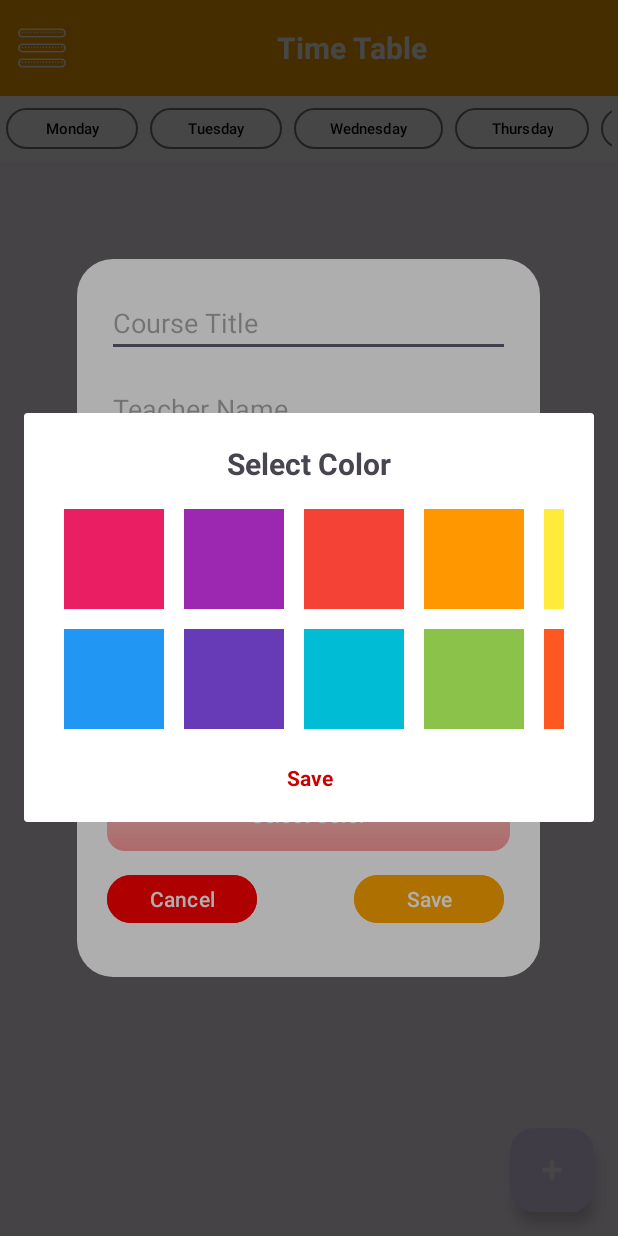
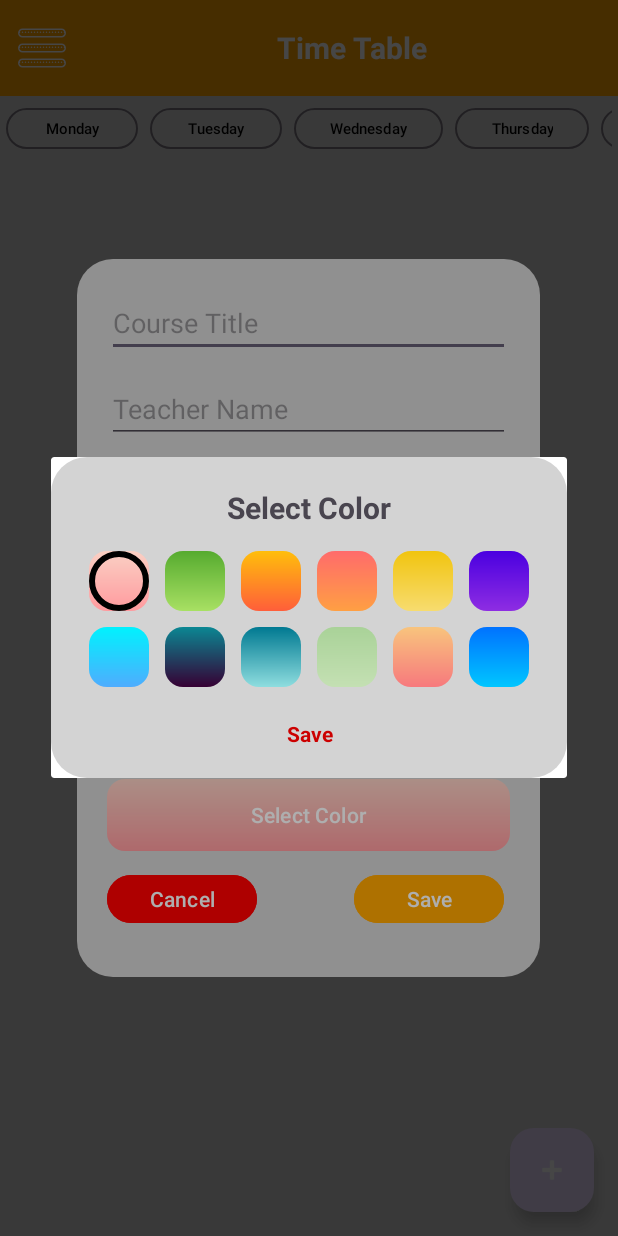
Before and after one commit to Nguyen-Thanh-Tri/android-manage-class-schedule, an Android app: the fragment AddCourseDialog placed in its activity, after a tap on "Select Color", on a phone screen of 412 x 824 dp. Run offline under Robolectric (Android 15) with nearby library versions, the light colour scheme and no system bars; our stand-ins replace Room's generated code.

Commit message:
More complete color selection
Button_color will changer to color_select

```diff
--- a/app/src/main/java/com/mtp/shedule/AddCourseDialog.java
+++ b/app/src/main/java/com/mtp/shedule/AddCourseDialog.java
@@ -1,11 +1,12 @@
 package com.mtp.shedule;
+
+import static com.mtp.shedule.SelectColorDialog.COLOR_MAPPING_DRAWABLE;
 
 import androidx.annotation.NonNull;
 import androidx.annotation.Nullable;
 import androidx.fragment.app.DialogFragment;
 
 import android.app.TimePickerDialog;
-import android.content.res.ColorStateList;
 import android.graphics.Color;
 import android.graphics.drawable.ColorDrawable;
 import android.os.Bundle;
@@ -34,8 +35,7 @@ public class AddCourseDialog extends DialogFragment {
     Button btnSave, btnCancel, btnSelectColor;
     private ConnDatabase db;
 
-    private int selectedColor = Color.parseColor("#4285F4");
-    private int selectedColorId = R.drawable.gradient_bg_red;
+    private int selectedColorIndex = 0; // Mặc định là Index 0 (Red)
 
     @Nullable
     @Override
@@ -72,20 +72,18 @@ public class AddCourseDialog extends DialogFragment {
 
 
         // Cập nhật màu nút ngay lần đầu mở dialog
-        btnSelectColor.setBackgroundResource(selectedColorId);
+        btnSelectColor.setBackgroundResource(COLOR_MAPPING_DRAWABLE[selectedColorIndex]);
 
         btnSelectColor.setOnClickListener(v ->{
             SelectColorDialog dialog = new SelectColorDialog();
 
             // Truyền mã màu INT để SelectColorDialog đánh dấu ô màu đúng
-            dialog.setSelectedColor(selectedColor);
+            dialog.setSelectedColorIndex(selectedColorIndex);
 
-            dialog.setOnColorSelectedListener(drawableResId -> {
-                // Cập nhật Drawable ID
-                selectedColorId = drawableResId;
+            dialog.setOnColorSelectedListener(colorIndex -> {
 
-                // Cập nhật màu nút (Nếu gradient, dùng setBackgroundResource)
-                btnSelectColor.setBackgroundResource(selectedColorId);
+                selectedColorIndex = colorIndex;
+                btnSelectColor.setBackgroundResource(COLOR_MAPPING_DRAWABLE[selectedColorIndex]);
 
                 // Lưu ý: Nếu bạn cần cập nhật selectedColor INT để mở Dialog lại đúng màu,
                 // bạn cần thêm logic ánh xạ ngược từ Drawable ID sang Color INT ở đây.
@@ -118,7 +116,7 @@ public class AddCourseDialog extends DialogFragment {
         CourseEntity course = new CourseEntity(title, teacher, room, start, end, day);
 
         // 4. LƯU ID DRAWABLE VÀO ENTITY (Sử dụng phương thức setter mới)
-        course.setColor(selectedColorId);
+        course.setColor(selectedColorIndex);
 
         new Thread(() -> {
             db.courseDao().insert(course);
--- a/app/src/main/java/com/mtp/shedule/SelectColorDialog.java
+++ b/app/src/main/java/com/mtp/shedule/SelectColorDialog.java
@@ -15,43 +15,37 @@ import androidx.fragment.app.DialogFragment;
 
 import com.mtp.shedule.R;
 
+import java.util.Objects;
+
 public class SelectColorDialog extends DialogFragment {
-    private int selectedColor = Color.WHITE;
     private OnColorSelectedListener listener;
     private View lastSelectedView = null;
-
+    private int selectedColorIndex = 0; // Index mặc định là 0 (Red)
     public interface OnColorSelectedListener {
-        void onColorSelected(int color);
+        void onColorSelected(int drawableId);
     }
 
     public void setOnColorSelectedListener(OnColorSelectedListener listener) {
         this.listener = listener;
     }
+    public void setSelectedColorIndex(int index) {
+        this.selectedColorIndex = index;
+    }
+    public static final int[] COLOR_MAPPING_DRAWABLE = {
+            R.drawable.gradient_bg_red,  // Ánh xạ màu #E91E63
+            R.drawable.gradient_bg_green, // Ánh xạ màu #4CAF50
+            R.drawable.gradient_bg_redorange,   // Ánh xạ màu #F44336
+            R.drawable.gradient_bg_orange, // Ánh xạ màu #FF9800
+            R.drawable.gradient_bg_yellow, // Ánh xạ màu #FFEB3B
+            R.drawable.gradient_bg_purple, // Ánh xạ màu #9C27B0
+            R.drawable.gradient_bg_blue,   // Ánh xạ màu #2196F3
+            R.drawable.gradient_bg_deeppurple, // Ánh xạ màu #673AB7
+            R.drawable.gradient_bg_cyan,   // Ánh xạ màu #00BCD4
+            R.drawable.gradient_bg_lightgreen, // Ánh xạ màu #8BC34A
+            R.drawable.gradient_bg_deeporange, // Ánh xạ màu #FF5722
+            R.drawable.gradient_bg_teal    // Ánh xạ màu #009688
+    };
 
-    public void setSelectedColor(int color) {
-        this.selectedColor = color;
-    }
-    private int selectedColorId = R.drawable.gradient_bg_red; // Default
-    private static int[] colors = {
-            Color.parseColor("#E91E63"), // Index 0: Red
-            Color.parseColor("#9C27B0"), // Index 1: Purple
-            Color.parseColor("#F44336"), // Index 2: Red-Orange
-            Color.parseColor("#FF9800"), // Index 3: Orange
-            Color.parseColor("#FFEB3B"), // Index 4: Yellow
-            Color.parseColor("#4CAF50"), // Index 5: Green
-            Color.parseColor("#2196F3"), // Index 6: Blue
-            Color.parseColor("#673AB7"), // Index 7: Deep Purple
-            Color.parseColor("#00BCD4"), // Index 8: Cyan
-            Color.parseColor("#8BC34A"), // Index 9: Light Green
-            Color.parseColor("#FF5722"), // Index 10: Deep Orange
-            Color.parseColor("#009688")  // Index 11: Teal
-    };
-    private static final int[] COLOR_MAPPING_DRAWABLE = {
-            R.drawable.gradient_bg_red,  // Ánh xạ màu #E91E63
-            R.drawable.gradient_bg_green, // Ánh xạ màu #9C27B0
-            R.drawable.gradient_bg_blue,   // Ánh xạ màu #F44336
-
-    };
     @Nullable
     @Override
     public View onCreateView(@NonNull LayoutInflater inflater, @Nullable ViewGroup container,
@@ -61,24 +55,28 @@ public class SelectColorDialog extends DialogFragment {
         GridLayout grid = view.findViewById(R.id.gridColors);
         TextView btnSave = view.findViewById(R.id.btnSave);
 
-
-
-        for (int color : colors) {
-            final int currentColor = color;
+        // Lặp qua mảng GRADIENT DRAWABLE IDs
+        for (int i = 0; i < COLOR_MAPPING_DRAWABLE.length; i++) {
+            final int currentIndex = i; // Index hiện tại
+            final int currentDrawableId = COLOR_MAPPING_DRAWABLE[i]; // Lấy Drawable ID tương ứng
 
             View colorView = new View(getContext());
             GridLayout.LayoutParams params = new GridLayout.LayoutParams();
-            params.width = 100;
-            params.height = 100;
-            params.setMargins(10, 10, 10, 10);
+
+            params.columnSpec = GridLayout.spec(i % 6);
+            params.width = (int) (getResources().getDisplayMetrics().density * 40); // khoảng 40dp
+            params.height = (int) (getResources().getDisplayMetrics().density * 40); // khoảng 40dp
+            params.setMargins(8, 8, 8, 8); // Khoảng cách giữa các ô màu
 
             colorView.setLayoutParams(params);
-            colorView.setBackgroundColor(currentColor);
-            colorView.setClickable(true);
 
-            // Đánh dấu màu đã được chọn ban đầu (nếu có)
-            if (currentColor == selectedColor) {
-                colorView.setForeground(ContextCompat.getDrawable(getContext(), R.drawable.selected_border));
+            // 1. Áp dụng bo góc chung
+            colorView.setBackgroundResource(R.drawable.bg_color_item_rounded);
+            colorView.setBackground(ContextCompat.getDrawable(requireContext(), currentDrawableId));
+
+            // Đánh dấu màu đã được chọn ban đầu (kiểm tra bằng Gradient ID)
+            if (currentIndex == selectedColorIndex) { // So sánh bằng ID drawable đã lưu
+                colorView.setForeground(ContextCompat.getDrawable(requireContext(), R.drawable.selected_border));
                 lastSelectedView = colorView;
             }
 
@@ -86,34 +84,18 @@ public class SelectColorDialog extends DialogFragment {
                 if (lastSelectedView != null) {
                     lastSelectedView.setForeground(null); // Xóa viền cũ
                 }
-                v.setForeground(ContextCompat.getDrawable(getContext(), R.drawable.selected_border));
+                v.setForeground(ContextCompat.getDrawable(requireContext(), R.drawable.selected_border));
                 lastSelectedView = v; // Cập nhật view cuối cùng đã chọn
-                selectedColor = currentColor; // Cập nhật màu đã chọn
 
+                // Cập nhật ID drawable đã chọn
+                selectedColorIndex = currentIndex;
             });
             grid.addView(colorView);
         }
 
         btnSave.setOnClickListener(v -> {
-            // TÌM VỊ TRÍ CHỌN:
-            int index = -1;
-            for (int i = 0; i < colors.length; i++) {
-                if (colors[i] == selectedColor) {
-                    index = i;
-                    break;
-                }
-            }
-
-            if (listener != null && index != -1) {
-                if (index < COLOR_MAPPING_DRAWABLE.length) {
-                    int selectedDrawableId = COLOR_MAPPING_DRAWABLE[index];
-                    // Gọi phương thức mới đã sửa trong interface
-                    ((OnColorSelectedListener) listener).onColorSelected(selectedDrawableId);
-                } else {
-                    // Xử lý lỗi nếu index vượt quá giới hạn (Chỉ xảy ra nếu bạn thêm màu mới mà quên thêm Drawable)
-                    // Bạn có thể chọn gửi một ID mặc định ở đây.
-                    ((OnColorSelectedListener) listener).onColorSelected(R.drawable.gradient_bg_red);
-                }
+            if (listener != null ) {
+                listener.onColorSelected(selectedColorIndex);
             }
             dismiss();
         });
--- a/app/src/main/java/com/mtp/shedule/adapter/CourseAdapter.java
+++ b/app/src/main/java/com/mtp/shedule/adapter/CourseAdapter.java
@@ -1,4 +1,6 @@
 package com.mtp.shedule.adapter;
+
+import static com.mtp.shedule.SelectColorDialog.COLOR_MAPPING_DRAWABLE;
 
 import android.annotation.SuppressLint;
 import android.app.AlertDialog;
@@ -71,13 +73,15 @@ public class CourseAdapter extends RecyclerView.Adapter<CourseAdapter.CourseView
         });
 
         // 1. ÁP DỤNG MÀU CHO CARDVIEW
-        int colorId = course.getColor();
-        if (colorId != 0) {
-            holder.cardView.setBackgroundResource(colorId);
+        int colorIndex = course.getColor();
+        int drawableResId;
+
+        if (colorIndex >= 0 && colorIndex < COLOR_MAPPING_DRAWABLE.length) {
+            drawableResId = COLOR_MAPPING_DRAWABLE[colorIndex];
         } else {
-            // Đặt màu mặc định nếu không có dữ liệu màu
-            holder.cardView.setCardBackgroundColor(R.drawable.gradient_bg_red);
+            drawableResId = COLOR_MAPPING_DRAWABLE[0];
         }
+        holder.cardView.setBackgroundResource(drawableResId);
     }
 
     @Override
--- /dev/null
+++ b/app/src/main/res/drawable/bg_color_item_rounded.xml
@@ -0,0 +1,10 @@
+<shape xmlns:android="http://schemas.android.com/apk/res/android"
+    android:shape="rectangle">
+    <corners
+        android:radius="8dp" />
+    <solid
+        android:color="@android:color/transparent" />
+    <stroke
+        android:color="#E0E0E0"
+        android:width="1dp" />
+</shape>
--- a/app/src/main/res/drawable/bg_dialog_rounded.xml
+++ b/app/src/main/res/drawable/bg_dialog_rounded.xml
@@ -3,11 +3,8 @@
     android:shape="rectangle">
 
     <!-- Bo góc -->
-    <corners android:radius="24dp" />
-
-    <!-- Màu nền (có thể đổi) -->
-    <solid android:color="@android:color/white" />
-
-    <!-- Đổ bóng nhẹ nếu muốn -->
-    <padding android:left="16dp" android:top="16dp" android:right="16dp" android:bottom="16dp" />
+    <corners
+        android:radius="24dp" />
+    <solid
+        android:color="#D3D3D3" />
 </shape>
--- a/app/src/main/res/drawable/gradient_bg_blue.xml
+++ b/app/src/main/res/drawable/gradient_bg_blue.xml
@@ -1,14 +1,7 @@
-<?xml version="1.0" encoding="utf-8"?>
-<shape xmlns:android="http://schemas.android.com/apk/res/android"
-    android:shape="rectangle">
+<shape xmlns:android="http://schemas.android.com/apk/res/android">
     <gradient
-        android:startColor="#42A5F5"
-        android:endColor="#1E88E5"
-        android:angle="90" />
+        android:startColor="#4facfe"
+        android:endColor="#00f2fe"
+        android:angle="90"/>
     <corners android:radius="12dp" />
-    <padding
-        android:left="8dp"
-        android:top="8dp"
-        android:right="8dp"
-        android:bottom="8dp" />
 </shape>
--- /dev/null
+++ b/app/src/main/res/drawable/gradient_bg_cyan.xml
@@ -0,0 +1,7 @@
+<shape xmlns:android="http://schemas.android.com/apk/res/android">
+    <gradient
+        android:startColor="#8edddf"
+        android:endColor="#007991"
+        android:angle="90"/>
+    <corners android:radius="12dp" />
+</shape>
--- /dev/null
+++ b/app/src/main/res/drawable/gradient_bg_deeporange.xml
@@ -0,0 +1,7 @@
+<shape xmlns:android="http://schemas.android.com/apk/res/android">
+    <gradient
+        android:startColor="#f7797d"
+        android:endColor="#f8c47d"
+        android:angle="90"/>
+    <corners android:radius="12dp" />
+</shape>
--- /dev/null
+++ b/app/src/main/res/drawable/gradient_bg_deeppurple.xml
@@ -0,0 +1,7 @@
+<shape xmlns:android="http://schemas.android.com/apk/res/android">
+    <gradient
+        android:startColor="#360033"
+        android:endColor="#0b8793"
+        android:angle="90"/>
+    <corners android:radius="12dp" />
+</shape>
--- a/app/src/main/res/drawable/gradient_bg_green.xml
+++ b/app/src/main/res/drawable/gradient_bg_green.xml
@@ -1,14 +1,7 @@
-<?xml version="1.0" encoding="utf-8"?>
-<shape xmlns:android="http://schemas.android.com/apk/res/android"
-    android:shape="rectangle">
+<shape xmlns:android="http://schemas.android.com/apk/res/android">
     <gradient
-        android:startColor="#66BB6A"
-        android:endColor="#43A047"
-        android:angle="90" />
+        android:startColor="#a8e063"
+        android:endColor="#56ab2f"
+        android:angle="90"/>
     <corners android:radius="12dp" />
-    <padding
-        android:left="8dp"
-        android:top="8dp"
-        android:right="8dp"
-        android:bottom="8dp" />
 </shape>
--- /dev/null
+++ b/app/src/main/res/drawable/gradient_bg_lightgreen.xml
@@ -0,0 +1,7 @@
+<shape xmlns:android="http://schemas.android.com/apk/res/android">
+    <gradient
+        android:startColor="#c4e0b3"
+        android:endColor="#a9d298"
+        android:angle="90"/>
+    <corners android:radius="12dp" />
+</shape>
--- a/app/src/main/res/drawable/gradient_bg_orange.xml
+++ b/app/src/main/res/drawable/gradient_bg_orange.xml
@@ -1,14 +1,7 @@
-<?xml version="1.0" encoding="utf-8"?>
-<shape xmlns:android="http://schemas.android.com/apk/res/android"
-    android:shape="rectangle">
+<shape xmlns:android="http://schemas.android.com/apk/res/android">
     <gradient
-        android:startColor="#FFA726"
-        android:endColor="#FB8C00"
+        android:startColor="#ff9f43"
+        android:endColor="#ff6b6b"
         android:angle="90"/>
-    <corners android:radius="12dp"/>
-    <padding
-        android:left="8dp"
-        android:top="8dp"
-        android:right="8dp"
-        android:bottom="8dp" />
+    <corners android:radius="12dp" />
 </shape>
--- /dev/null
+++ b/app/src/main/res/drawable/gradient_bg_purple.xml
@@ -0,0 +1,7 @@
+<shape xmlns:android="http://schemas.android.com/apk/res/android">
+    <gradient
+        android:startColor="#8e2de2"
+        android:endColor="#4a00e0"
+        android:angle="90"/>
+    <corners android:radius="12dp" />
+</shape>
--- /dev/null
+++ b/app/src/main/res/drawable/gradient_bg_redorange.xml
@@ -0,0 +1,7 @@
+<shape xmlns:android="http://schemas.android.com/apk/res/android">
+    <gradient
+        android:startColor="#ff5e3a"
+        android:endColor="#ffbe0b"
+        android:angle="90"/>
+    <corners android:radius="12dp" />
+</shape>
--- /dev/null
+++ b/app/src/main/res/drawable/gradient_bg_teal.xml
@@ -0,0 +1,7 @@
+<shape xmlns:android="http://schemas.android.com/apk/res/android">
+    <gradient
+        android:startColor="#00c6ff"
+        android:endColor="#0072ff"
+        android:angle="90"/>
+    <corners android:radius="12dp" />
+</shape>
--- /dev/null
+++ b/app/src/main/res/drawable/gradient_bg_yellow.xml
@@ -0,0 +1,7 @@
+<shape xmlns:android="http://schemas.android.com/apk/res/android">
+    <gradient
+        android:startColor="#f7dc6f"
+        android:endColor="#f1c40f"
+        android:angle="90"/>
+    <corners android:radius="12dp" />
+</shape>
--- a/app/src/main/res/layout/fragment_timetable.xml
+++ b/app/src/main/res/layout/fragment_timetable.xml
@@ -3,7 +3,8 @@
     xmlns:android="http://schemas.android.com/apk/res/android"
     xmlns:app="http://schemas.android.com/apk/res-auto"
     android:layout_width="match_parent"
-    android:layout_height="match_parent">
+    android:layout_height="match_parent"
+    android:backgroundTint="#D3D3D3">
 
     <com.google.android.material.floatingactionbutton.FloatingActionButton
         android:id="@+id/fabAdd"
@@ -18,20 +19,22 @@
     <LinearLayout
         android:orientation="vertical"
         android:layout_width="match_parent"
-        android:layout_height="match_parent">
+        android:layout_height="match_parent"
+        android:background="#D3D3D3">
 
         <HorizontalScrollView
             android:layout_width="match_parent"
             android:layout_height="wrap_content"
             android:scrollbars="none"
-            android:background="@android:color/white"
+            android:background="#D3D3D3"
             android:padding="4dp">
 
             <LinearLayout
                 android:id="@+id/ll_days"
                 android:layout_width="wrap_content"
                 android:layout_height="wrap_content"
-                android:orientation="horizontal">
+                android:orientation="horizontal"
+                android:background="#D3D3D3">
 
                 <com.google.android.material.button.MaterialButton
                     android:id="@+id/btnMonday"
```
